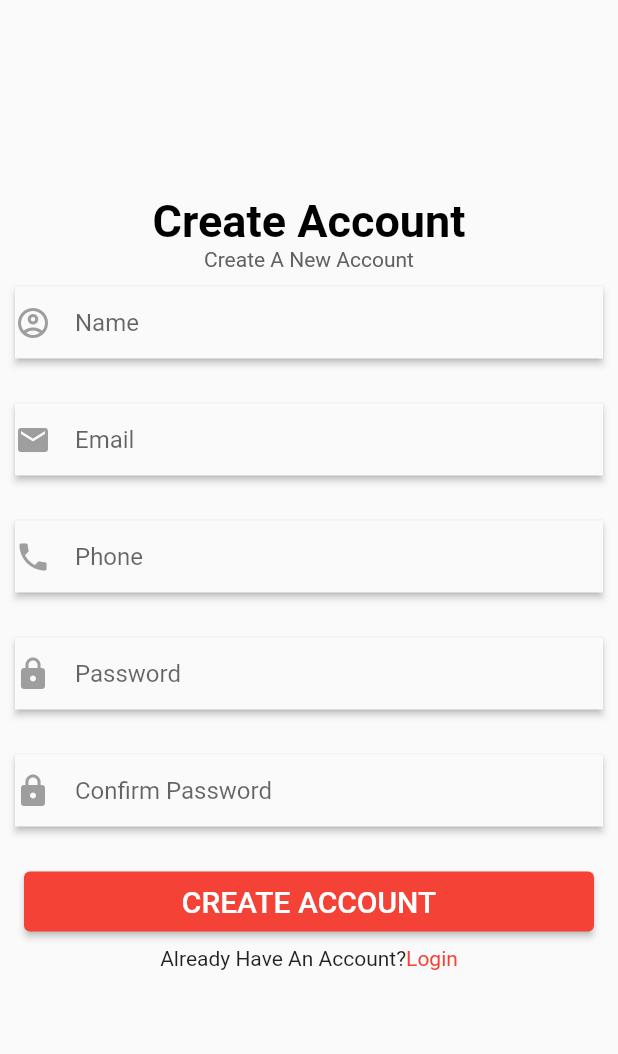
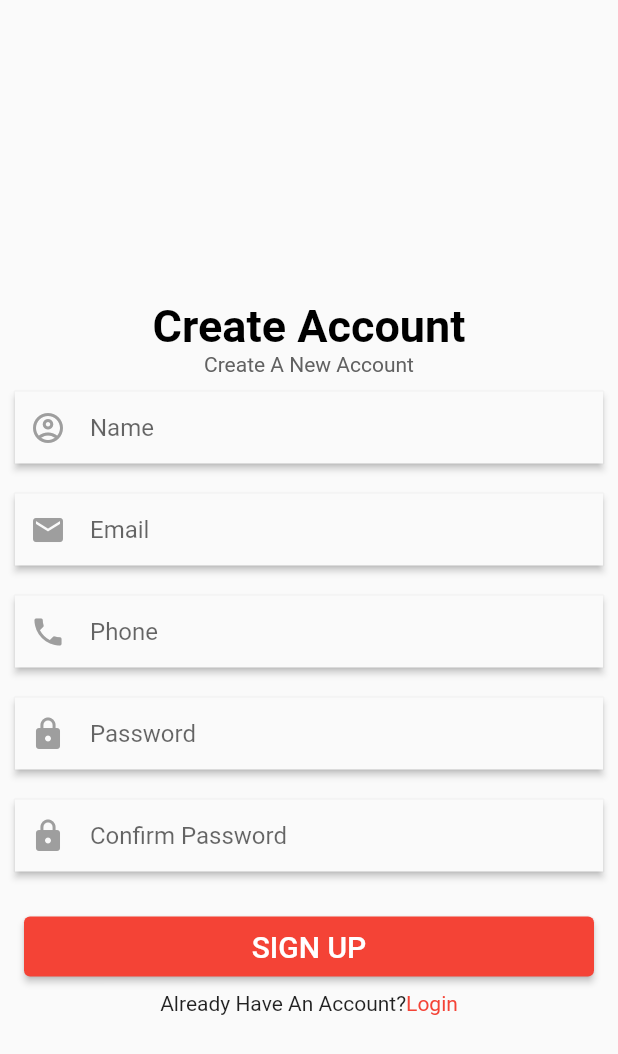
Before and after one commit to TusherRakib/BloodSource, a Flutter app: the SignIn screen opened directly, on a phone screen of 412 x 824 dp. Shown: the top 1054 px of the screen. Run offline on Flutter 3.47's test engine with Material 2 defaults, Android fonts, the phone set to English and light mode, and no system bars; our stand-ins replace flutter_svg, fluttertoast.

Commit message:
Rafid-login button and SignUp button

```diff
--- a/lib/Screens/login_screen.dart
+++ b/lib/Screens/login_screen.dart
@@ -1,6 +1,7 @@
 import 'package:blood_source/Screens/dashboard_screen.dart';
 import 'package:blood_source/Widgets/create_account_text.dart';
 import 'package:blood_source/Widgets/forgot_password_text.dart';
+import 'package:blood_source/Widgets/login_btn.dart';
 import 'package:flutter/cupertino.dart';
 import 'package:flutter/material.dart';
 import 'package:flutter_svg/flutter_svg.dart';
@@ -42,6 +43,8 @@ class _LoginState extends State<Login> {
               SizedBox(height: 10),
               Material(
                 elevation: 2.0,
+                child: Padding(
+                  padding: EdgeInsets.fromLTRB(10.0, 0.0, 0.0, 0.0),
                   child: TextFormField(
                     decoration: InputDecoration(
                         border: InputBorder.none,
@@ -52,9 +55,12 @@ class _LoginState extends State<Login> {
                         hintText: 'Email'),
                   ),
                 ),
-              SizedBox(height: 30.0),
+              ),
+              SizedBox(height: 20.0),
               Material(
                 elevation: 2.0,
+                child: Padding(
+                  padding: EdgeInsets.fromLTRB(10.0, 0.0, 0.0, 0.0),
                   child: TextFormField(
                     obscureText: true,
                     decoration: InputDecoration(
@@ -66,33 +72,11 @@ class _LoginState extends State<Login> {
                         hintText: 'Password'),
                   ),
                 ),
+              ),
               SizedBox(height: 10.0),
-              Align(
-                alignment: Alignment.topRight,
-                child: ForgotPassword()
-              ),
-              SizedBox(height: 30.0),
-              Container(
-                height: 40,
-                width: 380,
-                child: ElevatedButton(
-                  style: ButtonStyle(
-
-                  ),
-                  onPressed: () {
-                    Navigator.push(
-                      context,
-                      MaterialPageRoute(
-                        builder: (_) => Dashboard(),
-                      ),
-                    );
-                  },
-                  child: Text(
-                    'LOGIN',
-                    style: TextStyle(fontSize: 20.0),
-                  ),
-                ),
-              ),
+              Align(alignment: Alignment.topRight, child: ForgotPassword()),
+              SizedBox(height: 20.0),
+              LoginButton(),
               //TODO Modify the padding with something else. Its a temporary fix
               SizedBox(height: 10.0),
               CreateAccount(),
--- a/lib/Screens/signIn_screen.dart
+++ /dev/null
@@ -1,124 +0,0 @@
-import 'package:blood_source/Screens/login_screen.dart';
-import 'package:blood_source/Widgets/login_text.dart';
-import 'package:flutter/material.dart';
-
-class SignIn extends StatefulWidget {
-  @override
-  _SignInState createState() => _SignInState();
-}
-
-class _SignInState extends State<SignIn> {
-  @override
-  Widget build(BuildContext context) {
-    return Scaffold(
-      body: SingleChildScrollView(
-        child: Padding(
-          padding: EdgeInsets.fromLTRB(10, 130, 10, 10),
-          child: Column(
-            children: [
-              Text(
-                'Create Account',
-                style: TextStyle(
-                  fontSize: 30,
-                  fontWeight: FontWeight.bold,
-                  color: Colors.black,
-                ),
-              ),
-              Text('Create A New Account',
-                  style: TextStyle(color: Colors.grey[700])),
-              SizedBox(height: 10),
-              Material(
-                elevation: 2.0,
-                child: TextFormField(
-                  decoration: InputDecoration(
-                      border: InputBorder.none,
-                      icon: Icon(
-                        Icons.account_circle_outlined,
-                        color: Colors.grey,
-                      ),
-                      hintText: 'Name'),
-                ),
-              ),
-              SizedBox(height: 30.0),
-              Material(
-                elevation: 2.0,
-                child: TextFormField(
-                  decoration: InputDecoration(
-                      border: InputBorder.none,
-                      icon: Icon(
-                        Icons.mail,
-                        color: Colors.grey,
-                      ),
-                      hintText: 'Email'),
-                ),
-              ),
-              SizedBox(height: 30.0),
-              Material(
-                elevation: 2.0,
-                child: TextFormField(
-                  decoration: InputDecoration(
-                      border: InputBorder.none,
-                      icon: Icon(
-                        Icons.phone,
-                        color: Colors.grey,
-                      ),
-                      hintText: 'Phone'),
-                ),
-              ),
-              SizedBox(height: 30.0),
-              Material(
-                elevation: 2.0,
-                child: TextFormField(
-                  obscureText: true,
-                  decoration: InputDecoration(
-                      border: InputBorder.none,
-                      icon: Icon(
-                        Icons.lock,
-                        color: Colors.grey,
-                      ),
-                      hintText: 'Password'),
-                ),
-              ),
-              SizedBox(height: 30.0),
-              Material(
-                elevation: 2.0,
-                child: TextFormField(
-                  obscureText: true,
-                  decoration: InputDecoration(
-                      border: InputBorder.none,
-                      icon: Icon(
-                        Icons.lock,
-                        color: Colors.grey,
-                      ),
-                      hintText: 'Confirm Password'),
-                ),
-              ),
-              SizedBox(height: 30.0),
-              Container(
-                height: 40,
-                width: 380,
-                child: ElevatedButton(
-                  style: ButtonStyle(),
-                  onPressed: () {
-                    Navigator.push(
-                      context,
-                      MaterialPageRoute(
-                        builder: (_) => Login(),
-                      ),
-                    );
-                  },
-                  child: Text(
-                    'CREATE ACCOUNT',
-                    style: TextStyle(fontSize: 20.0),
-                  ),
-                ),
-              ),
-              SizedBox(height: 10.0),
-              LoginText(),
-            ],
-          ),
-        ),
-      ),
-    );
-  }
-}
--- /dev/null
+++ b/lib/Screens/signUp_screen.dart
@@ -0,0 +1,122 @@
+import 'package:blood_source/Screens/login_screen.dart';
+import 'package:blood_source/Widgets/login_text.dart';
+import 'package:blood_source/Widgets/signUp_btn.dart';
+import 'package:flutter/material.dart';
+
+class SignIn extends StatefulWidget {
+  @override
+  _SignInState createState() => _SignInState();
+}
+
+class _SignInState extends State<SignIn> {
+  @override
+  Widget build(BuildContext context) {
+    return Scaffold(
+      body: SingleChildScrollView(
+        child: Padding(
+          padding: EdgeInsets.fromLTRB(10, 200, 10, 10),
+          child: Column(
+            children: [
+              Text(
+                'Create Account',
+                style: TextStyle(
+                  fontSize: 30,
+                  fontWeight: FontWeight.bold,
+                  color: Colors.black,
+                ),
+              ),
+              Text('Create A New Account',
+                  style: TextStyle(color: Colors.grey[700])),
+              SizedBox(height: 10),
+              Material(
+                elevation: 2.0,
+                child: Padding(
+                  padding: EdgeInsets.fromLTRB(10.0, 0.0, 0.0, 0.0),
+                  child: TextFormField(
+                    decoration: InputDecoration(
+                        border: InputBorder.none,
+                        icon: Icon(
+                          Icons.account_circle_outlined,
+                          color: Colors.grey,
+                        ),
+                        hintText: 'Name'),
+                  ),
+                ),
+              ),
+              SizedBox(height: 20.0),
+              Material(
+                elevation: 2.0,
+                child: Padding(
+                  padding: EdgeInsets.fromLTRB(10.0, 0.0, 0.0, 0.0),
+                  child: TextFormField(
+                    decoration: InputDecoration(
+                        border: InputBorder.none,
+                        icon: Icon(
+                          Icons.mail,
+                          color: Colors.grey,
+                        ),
+                        hintText: 'Email'),
+                  ),
+                ),
+              ),
+              SizedBox(height: 20.0),
+              Material(
+                elevation: 2.0,
+                child: Padding(
+                  padding: EdgeInsets.fromLTRB(10.0, 0.0, 0.0, 0.0),
+                  child: TextFormField(
+                    decoration: InputDecoration(
+                        border: InputBorder.none,
+                        icon: Icon(
+                          Icons.phone,
+                          color: Colors.grey,
+                        ),
+                        hintText: 'Phone'),
+                  ),
+                ),
+              ),
+              SizedBox(height: 20.0),
+              Material(
+                elevation: 2.0,
+                child: Padding(
+                  padding: EdgeInsets.fromLTRB(10.0, 0.0, 0.0, 0.0),
+                  child: TextFormField(
+                    obscureText: true,
+                    decoration: InputDecoration(
+                        border: InputBorder.none,
+                        icon: Icon(
+                          Icons.lock,
+                          color: Colors.grey,
+                        ),
+                        hintText: 'Password'),
+                  ),
+                ),
+              ),
+              SizedBox(height: 20.0),
+              Material(
+                elevation: 2.0,
+                child: Padding(
+                  padding: EdgeInsets.fromLTRB(10.0, 0.0, 0.0, 0.0),
+                  child: TextFormField(
+                    obscureText: true,
+                    decoration: InputDecoration(
+                        border: InputBorder.none,
+                        icon: Icon(
+                          Icons.lock,
+                          color: Colors.grey,
+                        ),
+                        hintText: 'Confirm Password'),
+                  ),
+                ),
+              ),
+              SizedBox(height: 30.0),
+              SignUpBtn(),
+              SizedBox(height: 10.0),
+              LoginText(),
+            ],
+          ),
+        ),
+      ),
+    );
+  }
+}
--- a/lib/Widgets/create_account_text.dart
+++ b/lib/Widgets/create_account_text.dart
@@ -1,4 +1,4 @@
-import 'package:blood_source/Screens/signIn_screen.dart';
+import 'package:blood_source/Screens/signUp_screen.dart';
 import 'package:flutter/material.dart';
 import 'package:flutter/gestures.dart';
 
--- /dev/null
+++ b/lib/Widgets/login_btn.dart
@@ -0,0 +1,32 @@
+import 'package:blood_source/Screens/dashboard_screen.dart';
+import 'package:flutter/material.dart';
+
+class LoginButton extends StatefulWidget {
+  @override
+  _LoginButtonState createState() => _LoginButtonState();
+}
+
+class _LoginButtonState extends State<LoginButton> {
+  @override
+  Widget build(BuildContext context) {
+    return Container(
+      height: 40,
+      width: 380,
+      child: ElevatedButton(
+        style: ButtonStyle(),
+        onPressed: () {
+          Navigator.push(
+            context,
+            MaterialPageRoute(
+              builder: (_) => Dashboard(),
+            ),
+          );
+        },
+        child: Text(
+          'LOGIN',
+          style: TextStyle(fontSize: 20.0),
+        ),
+      ),
+    );
+  }
+}
--- /dev/null
+++ b/lib/Widgets/signUp_btn.dart
@@ -0,0 +1,32 @@
+import 'package:blood_source/Screens/login_screen.dart';
+import 'package:flutter/material.dart';
+
+class SignUpBtn extends StatefulWidget {
+  @override
+  _SignUpBtnState createState() => _SignUpBtnState();
+}
+
+class _SignUpBtnState extends State<SignUpBtn> {
+  @override
+  Widget build(BuildContext context) {
+    return Container(
+      height: 40,
+      width: 380,
+      child: ElevatedButton(
+        style: ButtonStyle(),
+        onPressed: () {
+          Navigator.push(
+            context,
+            MaterialPageRoute(
+              builder: (_) => Login(),
+            ),
+          );
+        },
+        child: Text(
+          'SIGN UP',
+          style: TextStyle(fontSize: 20.0),
+        ),
+      ),
+    );
+  }
+}
--- a/lib/main.dart
+++ b/lib/main.dart
@@ -1,6 +1,6 @@
 import 'package:blood_source/Screens/dashboard_screen.dart';
 import 'package:blood_source/Screens/login_screen.dart';
-import 'package:blood_source/Screens/signIn_screen.dart';
+import 'package:blood_source/Screens/signUp_screen.dart';
 import 'package:flutter/material.dart';
 
 void main() {
```
Lines whose indentation alone changed are shown as unchanged.
